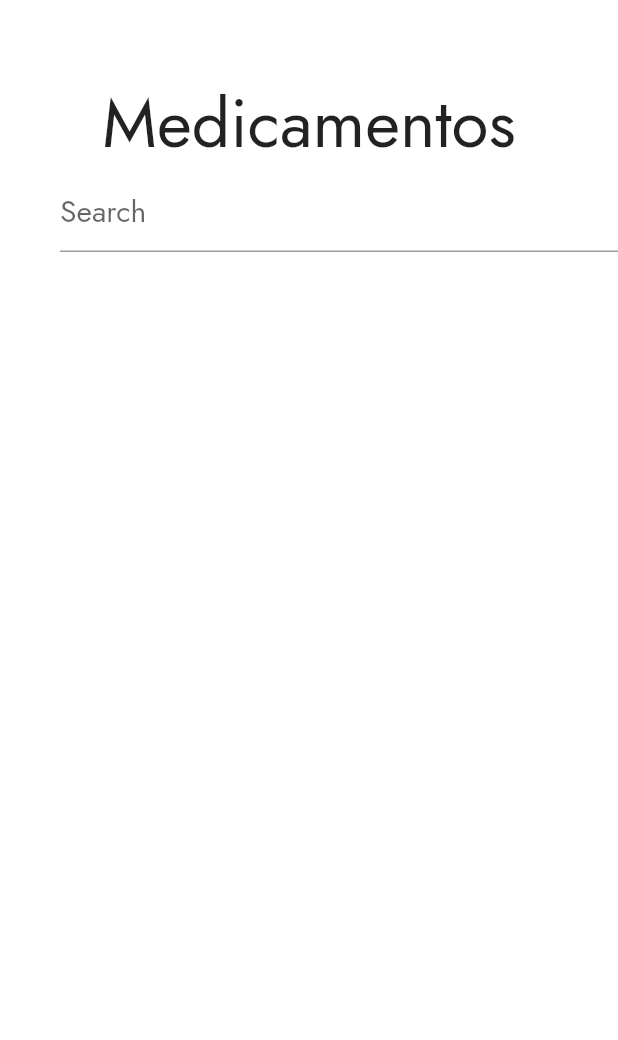
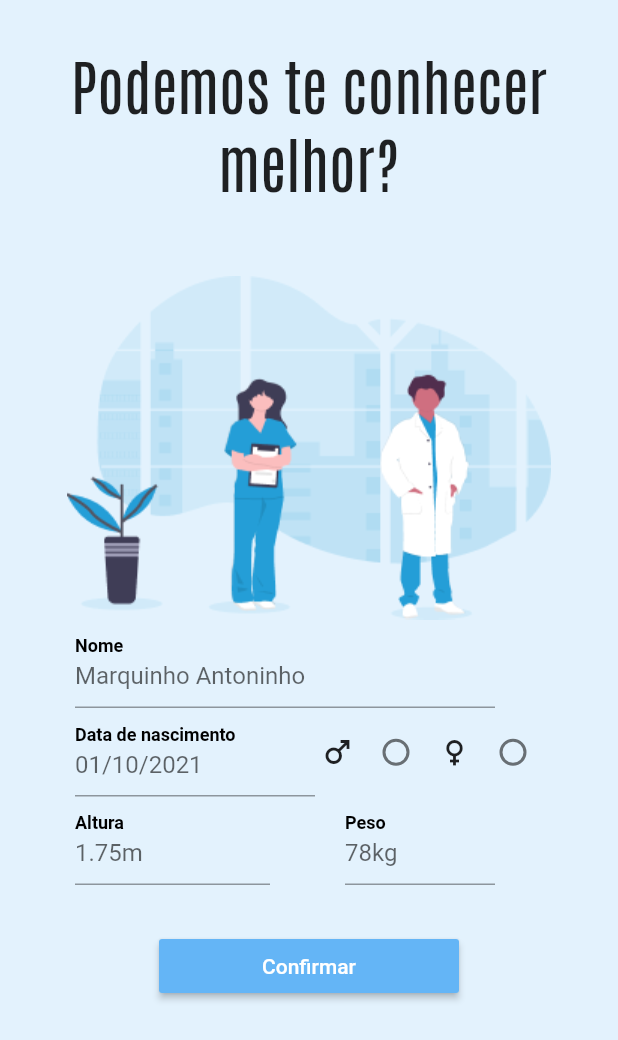
Before and after one commit to marco052/appremedios, a Flutter app: the screen it shows after launch, on a phone screen of 412 x 824 dp. Shown: the top 1040 px of the screen. Run offline on Flutter 3.47's test engine with Material 2 defaults, Android fonts, the light colour scheme and no system bars; our stand-ins replace flutter_mobx, mobx.

Commit message:
criação da tela de cadastro de usuário

```diff
--- /dev/null
+++ b/lib/app/pages/cadastro_page.dart
@@ -0,0 +1,172 @@
+import 'package:flutter/cupertino.dart';
+import 'package:flutter/material.dart';
+import 'package:flutter/painting.dart';
+import 'package:flutter/rendering.dart';
+
+class CadastroPage extends StatefulWidget {
+  @override
+  State<CadastroPage> createState() => _CadastroPageState();
+}
+
+class _CadastroPageState extends State<CadastroPage> {
+  bool value = false;
+  int val = -1;
+  @override
+  Widget build(BuildContext context) {
+    return MaterialApp(
+        title: "PharmacyWiki",
+        theme: ThemeData(primaryColor: Colors.blue[200]),
+        home: Scaffold(
+            backgroundColor: Colors.blue[50],
+            body: SingleChildScrollView(
+              child: Container(
+                  width: double.infinity,
+                  color: Colors.blue[50],
+                  child: () {
+                    return Column(
+                      mainAxisSize: MainAxisSize.max,
+                      mainAxisAlignment: MainAxisAlignment.start,
+                      children: <Widget>[
+                        SizedBox(
+                          height: 30,
+                        ),
+                        Text("Podemos te conhecer melhor?",
+                            textAlign: TextAlign.center,
+                            style: TextStyle(
+                                fontFamily: "Antonio",
+                                fontSize: 40,
+                                fontWeight: FontWeight.normal)),
+                        SizedBox(
+                          height: 50,
+                        ),
+                        (Image.asset(
+                          "assets/imagens/undraw_doctors_hwty 1.png",
+                        )),
+                        Row(children: <Widget>[
+                          SizedBox(width: 50),
+                          SizedBox(
+                              width: 280,
+                              child: TextFormField(
+                                autofocus: false,
+                                textAlign: TextAlign.left,
+                                decoration: InputDecoration(
+                                  floatingLabelBehavior:
+                                      FloatingLabelBehavior.always,
+                                  floatingLabelStyle: TextStyle(
+                                      color: Colors.black,
+                                      fontWeight: FontWeight.bold),
+                                  labelText: 'Nome',
+                                  labelStyle: TextStyle(
+                                      color: Colors.black,
+                                      fontWeight: FontWeight.bold),
+                                  hintText: 'Marquinho Antoninho',
+                                ),
+                              )),
+                        ]),
+                        Row(children: <Widget>[
+                          SizedBox(width: 50),
+                          SizedBox(
+                              width: 160,
+                              child: TextFormField(
+                                autofocus: false,
+                                textAlign: TextAlign.left,
+                                decoration: InputDecoration(
+                                  floatingLabelBehavior:
+                                      FloatingLabelBehavior.always,
+                                  floatingLabelStyle: TextStyle(
+                                      color: Colors.black,
+                                      fontWeight: FontWeight.bold),
+                                  labelText: 'Data de nascimento',
+                                  labelStyle: TextStyle(
+                                      color: Colors.black,
+                                      fontWeight: FontWeight.bold),
+                                  hintText: '01/10/2021',
+                                ),
+                              )),
+                          SizedBox(
+                            width: 30,
+                            child: Icon(Icons.male),
+                          ),
+                          Radio(
+                            value: 1,
+                            groupValue: val,
+                            onChanged: (value) {
+                              setState(() {
+                                val = 1;
+                              });
+                            },
+                            activeColor: Colors.black,
+                          ),
+                          SizedBox(
+                            width: 30,
+                            child: Icon(Icons.female),
+                          ),
+                          Radio(
+                            value: 2,
+                            groupValue: val,
+                            onChanged: (value) {
+                              setState(() {
+                                val = 2;
+                              });
+                            },
+                            activeColor: Colors.black,
+                          )
+                        ]),
+                        Row(
+                          children: <Widget>[
+                            SizedBox(width: 50),
+                            SizedBox(
+                                width: 130,
+                                child: TextFormField(
+                                  autofocus: false,
+                                  textAlign: TextAlign.left,
+                                  decoration: InputDecoration(
+                                    floatingLabelBehavior:
+                                        FloatingLabelBehavior.always,
+                                    floatingLabelStyle: TextStyle(
+                                        color: Colors.black,
+                                        fontWeight: FontWeight.bold),
+                                    labelText: 'Altura',
+                                    labelStyle: TextStyle(
+                                        color: Colors.black,
+                                        fontWeight: FontWeight.bold),
+                                    hintText: '1.75m',
+                                  ),
+                                )),
+                            SizedBox(width: 50),
+                            SizedBox(
+                                width: 100,
+                                child: TextFormField(
+                                  autofocus: false,
+                                  textAlign: TextAlign.left,
+                                  decoration: InputDecoration(
+                                    floatingLabelBehavior:
+                                        FloatingLabelBehavior.always,
+                                    floatingLabelStyle: TextStyle(
+                                        color: Colors.black,
+                                        fontWeight: FontWeight.bold),
+                                    labelText: 'Peso',
+                                    labelStyle: TextStyle(
+                                        color: Colors.black,
+                                        fontWeight: FontWeight.bold),
+                                    hintText: '78kg',
+                                  ),
+                                ))
+                          ],
+                        ),
+                        SizedBox(height: 30),
+                        SizedBox(
+                            width: 200,
+                            child: RaisedButton(
+                              color: Colors.blue[300],
+                              child: Text("Confirmar",
+                                  textAlign: TextAlign.center,
+                                  style: TextStyle(color: Colors.white)),
+                              onPressed: () {},
+                            )),
+                      ],
+                    );
+                  }()),
+            )));
+  }
+}
--- a/lib/splash/splash_page.dart
+++ b/lib/splash/splash_page.dart
@@ -1,6 +1,7 @@
 import 'dart:async';
 import 'package:flutter/material.dart';
 import 'package:pharmacy_wiki/app/pages/Medicamentos/medicamentos_page.dart';
+import 'package:pharmacy_wiki/app/pages/cadastro_page.dart';
 import 'package:pharmacy_wiki/main.dart';
 
 class SplashPage extends StatefulWidget {
@@ -23,13 +24,8 @@ class _SplashPageState extends State<SplashPage> {
   }
 
   Future<void> navigationPage() async {
-    Navigator.pushReplacement(
-        context,
-        MaterialPageRoute(
-          builder: (BuildContext context) =>
-            MedicamentosPage()
-        )
-    );
+    Navigator.pushReplacement(context,
+        MaterialPageRoute(builder: (BuildContext context) => CadastroPage()));
   }
 
   @override
```
Also changed, not shown: pubspec.yaml (+8 -0 lines), assets/fonts/Antonio-Bold.ttf (added), assets/fonts/Antonio-Light.ttf (added), assets/fonts/Antonio-Regular.ttf (added), assets/imagens/undraw_doctors_hwty 1.png (added), pubspec.lock.
